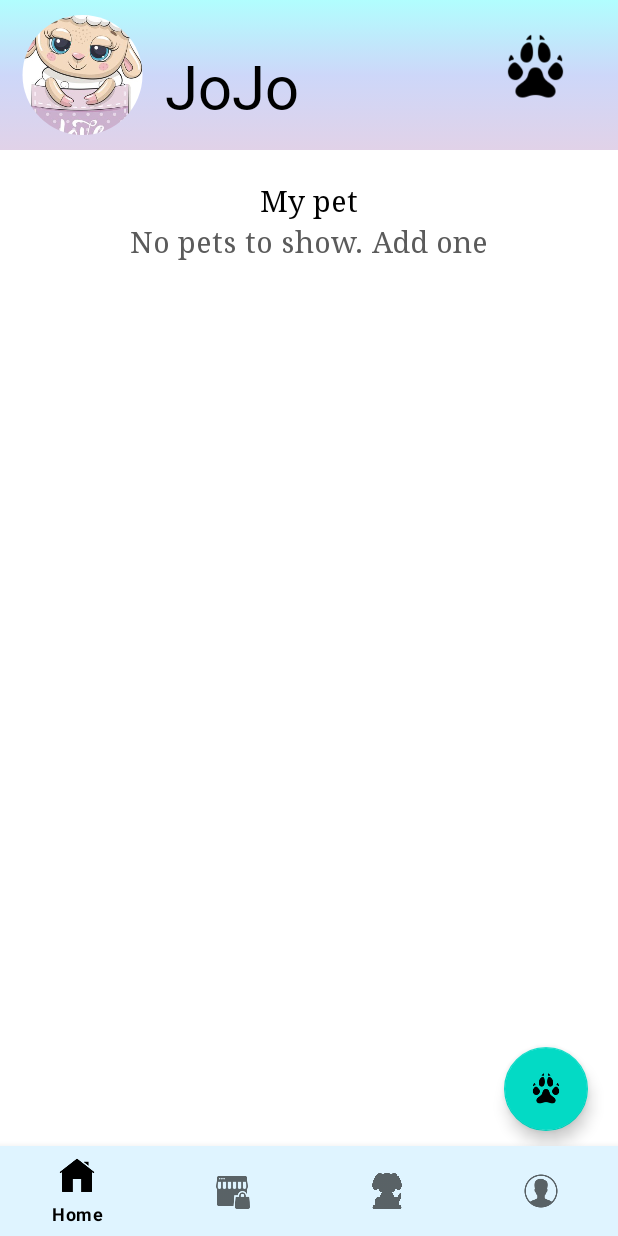
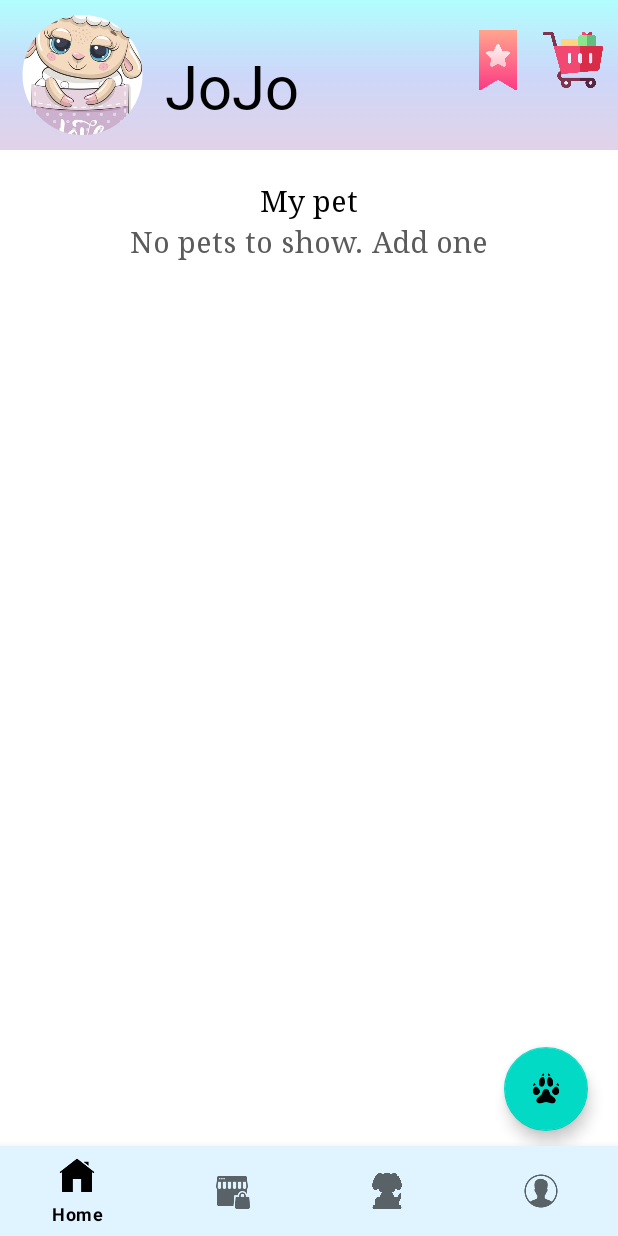
Before and after one commit to mahimafire1234/Pet-Care-Application, an Android app: the DashboardActivity screen opened directly, with no data from a screen before it, on a phone screen of 412 x 824 dp. Run offline under Robolectric (Android 15) with nearby library versions, the phone set to English and light mode, and no system bars; our stand-ins replace CircleImageView, Room's generated code, navigation-ui.

Commit message:
Added cart and favorites icon

```diff
--- a/app/src/main/res/layout/activity_dashboard.xml
+++ b/app/src/main/res/layout/activity_dashboard.xml
@@ -35,13 +35,23 @@
             android:fontFamily="@font/fontlogo"
             />
         <ImageView
-            android:layout_width="wrap_content"
-            android:layout_height="50dp"
+            android:layout_width="40dp"
+            android:layout_height="40dp"
             android:layout_alignParentEnd="true"
             android:layout_alignParentRight="true"
             android:layout_marginRight="10dp"
             android:layout_marginTop="20dp"
-            android:src="@drawable/paw"
+            android:src="@drawable/trolley"
+            android:id="@+id/btnforcart"
+            />
+        <ImageView
+            android:layout_width="40dp"
+            android:layout_height="40dp"
+           android:layout_toLeftOf="@+id/btnforcart"
+            android:layout_marginRight="10dp"
+            android:layout_marginTop="20dp"
+            android:src="@drawable/bookmark"
+            android:id="@+id/btnforfavs"
             />
     </RelativeLayout>
 
```
